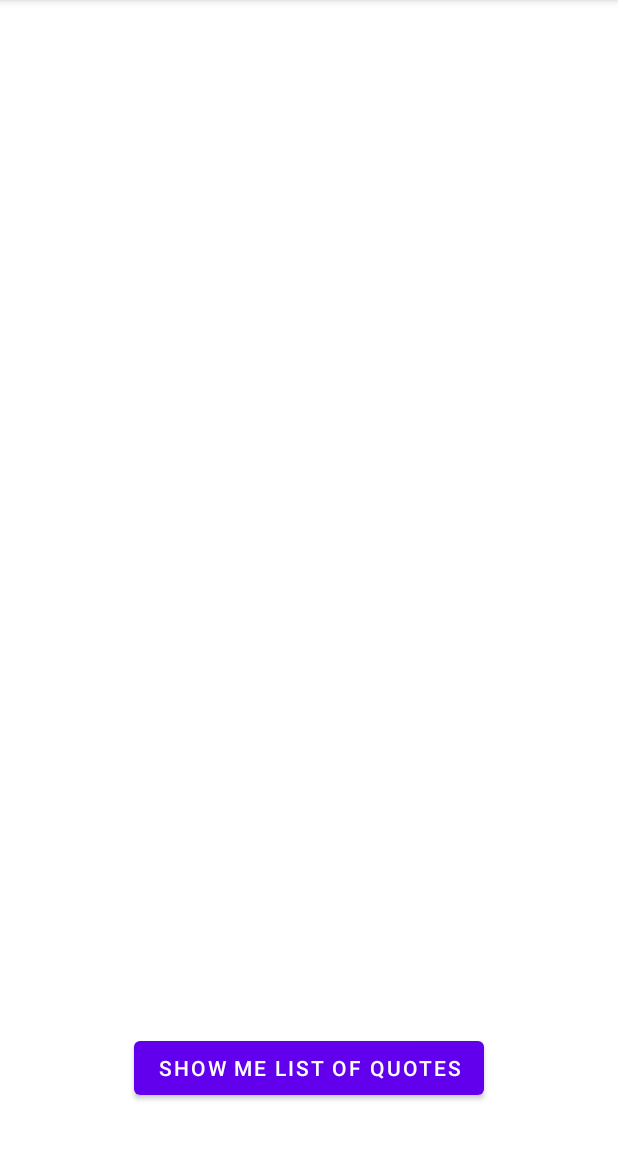
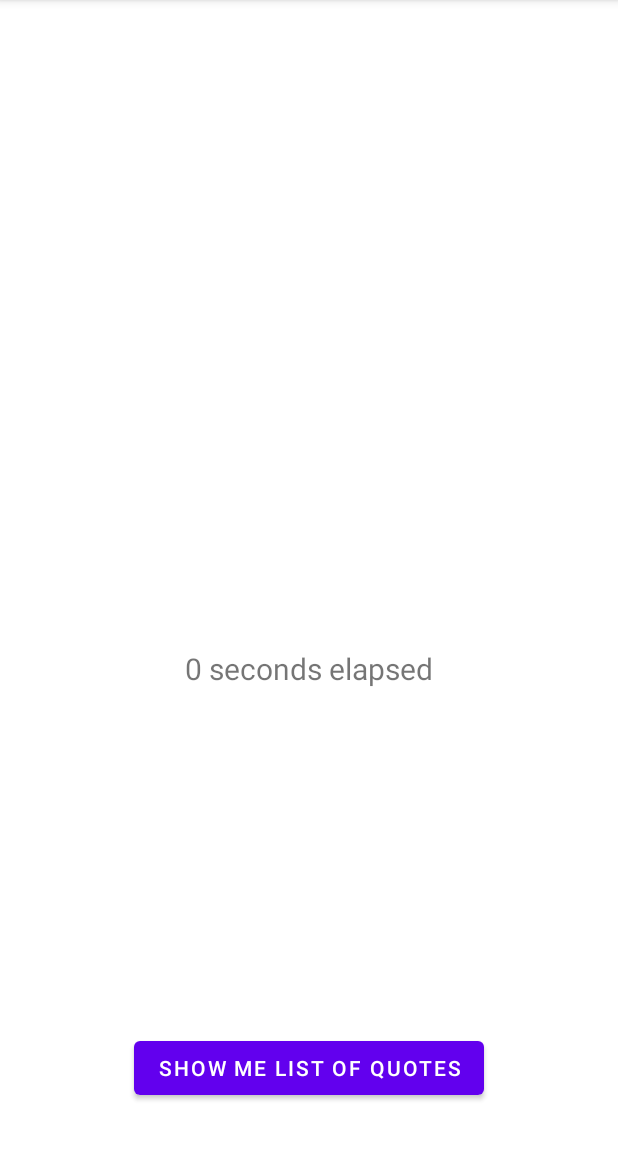
Before and after one commit to kucingapi/Dicoding_Background-Thread, an Android app: the screen it shows after launch (MainActivity), on a phone screen of 412 x 824 dp, the part 84-1236 px from its top. Run offline under Robolectric (Android 15) with nearby library versions, the phone set to English and light mode, and no system bars; libraries missing offline, so code that uses them is left out: com.loopj.android, cz.msebera.android.

Commit message:
[ADD] timer with live data in the MainViewModel.kt

```diff
--- a/app/build.gradle
+++ b/app/build.gradle
@@ -35,6 +35,7 @@ android {
 }
 
 dependencies {
+    implementation "androidx.lifecycle:lifecycle-livedata-ktx:2.3.1"
     implementation "androidx.lifecycle:lifecycle-viewmodel-ktx:2.3.1"
     implementation "androidx.activity:activity-ktx:1.3.1"
     implementation 'com.squareup.retrofit2:retrofit:2.9.0'
--- a/app/src/main/java/com/example/backgroundthread/MainActivity.kt
+++ b/app/src/main/java/com/example/backgroundthread/MainActivity.kt
@@ -9,6 +9,7 @@ import android.view.View
 import android.widget.Button
 import android.widget.TextView
 import android.widget.Toast
+import androidx.lifecycle.Observer
 import androidx.lifecycle.ViewModelProvider
 import com.example.backgroundthread.databinding.ActivityMainBinding
 import com.loopj.android.http.AsyncHttpClient
@@ -33,6 +34,7 @@ class MainActivity : AppCompatActivity() {
         binding = ActivityMainBinding.inflate(layoutInflater)
         setContentView(binding.root)
         setUpViewModel()
+        subscribe()
         getRandomQuote()
     }
 
@@ -67,6 +69,13 @@ class MainActivity : AppCompatActivity() {
             }
         })
     }
+    private fun subscribe(){
+        val elapsedTimeObserver = Observer<Long?> {
+            val newText = this@MainActivity.resources.getString(R.string.seconds, it)
+            binding.timerTextview.text = newText
+        }
+        viewModel.getElapsedTime().observe(this, elapsedTimeObserver)
+    }
 
     private fun displayQuote(){
         binding.tvQuote.text = viewModel.quote
--- a/app/src/main/java/com/example/backgroundthread/MainViewModel.kt
+++ b/app/src/main/java/com/example/backgroundthread/MainViewModel.kt
@@ -1,13 +1,36 @@
 package com.example.backgroundthread
 
+import android.os.SystemClock
+import androidx.lifecycle.LiveData
+import androidx.lifecycle.MutableLiveData
 import androidx.lifecycle.ViewModel
+import java.util.*
 
 class MainViewModel: ViewModel() {
     var quote = ""
     var author = ""
+    private val mElapsedTime = MutableLiveData<Long?>()
 
     fun storeQuote(quote: String, author: String){
         this.quote = quote
         this.author = author
     }
+
+    companion object {
+        private const val ONE_SECOND = 1000
+    }
+    private val mInitialTime = SystemClock.elapsedRealtime()
+
+    init {
+        val timer = Timer()
+        timer.scheduleAtFixedRate(object : TimerTask() {
+            override fun run() {
+                val newValue = (SystemClock.elapsedRealtime() - mInitialTime) / 1000
+                mElapsedTime.postValue(newValue)
+            }
+        }, ONE_SECOND.toLong(), ONE_SECOND.toLong())
+    }
+    fun getElapsedTime(): LiveData<Long?> {
+        return mElapsedTime
+    }
 }
--- a/app/src/main/res/layout/activity_main.xml
+++ b/app/src/main/res/layout/activity_main.xml
@@ -34,6 +34,14 @@
         app:layout_constraintTop_toBottomOf="@+id/tvQuote"
         tools:layout_editor_absoluteX="16dp"
         tools:text="@string/author" />
+    <TextView
+        android:id="@+id/timer_textview"
+        android:layout_width="match_parent"
+        android:layout_height="wrap_content"
+        android:textAlignment="center"
+        android:textSize="20sp"
+        app:layout_constraintTop_toBottomOf="@+id/tvAuthor"
+ />
 
     <ProgressBar
         android:id="@+id/progressBar"
@@ -55,4 +63,5 @@
         app:layout_constraintEnd_toEndOf="parent"
         app:layout_constraintStart_toStartOf="parent" />
 
+
 </androidx.constraintlayout.widget.ConstraintLayout>
--- a/app/src/main/res/values/strings.xml
+++ b/app/src/main/res/values/strings.xml
@@ -1,6 +1,7 @@
 <resources>
     <string name="app_name">My Quote</string>
     <string name="quote">When do you think people die? When they are shot through the heart by the bullet of a pistol? No. When they are ravaged by an incurable disease? No. When they drink a soup made from a poisonous mushroom!? No! It’s when… they are FORGOTTEN.</string>
+    <string name="seconds">%d seconds elapsed</string>
     <string name="author">- Dr. Hiluluk</string>
     <string name="show_list_quotes">Show me list of quotes</string>
 </resources>
```
